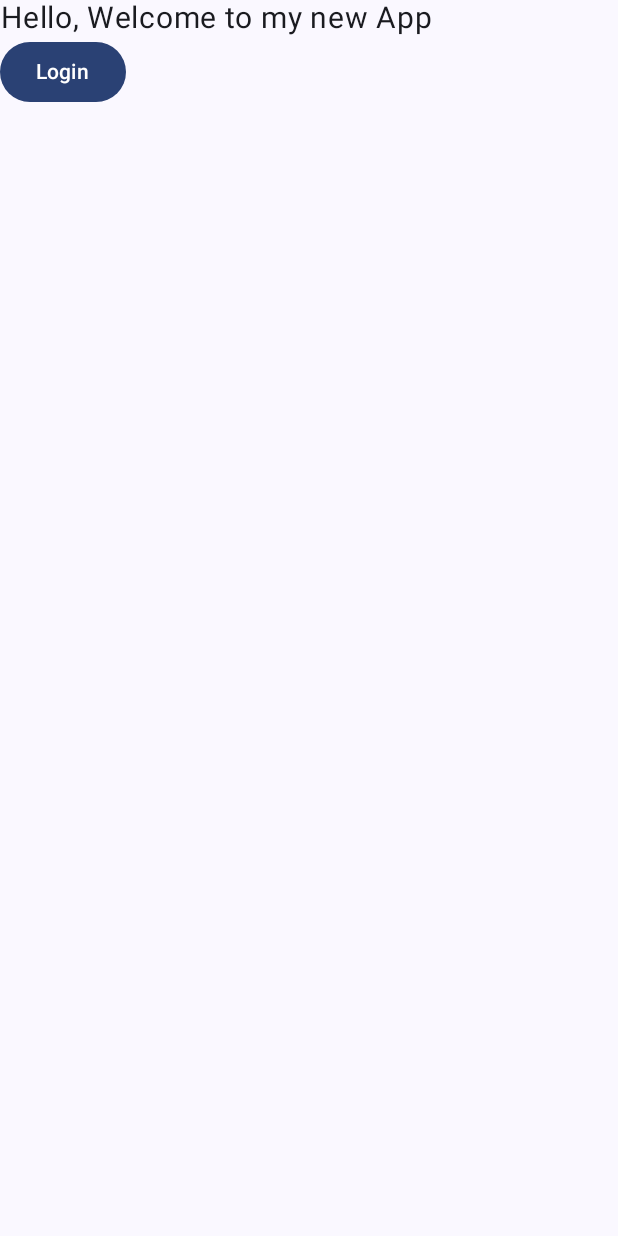
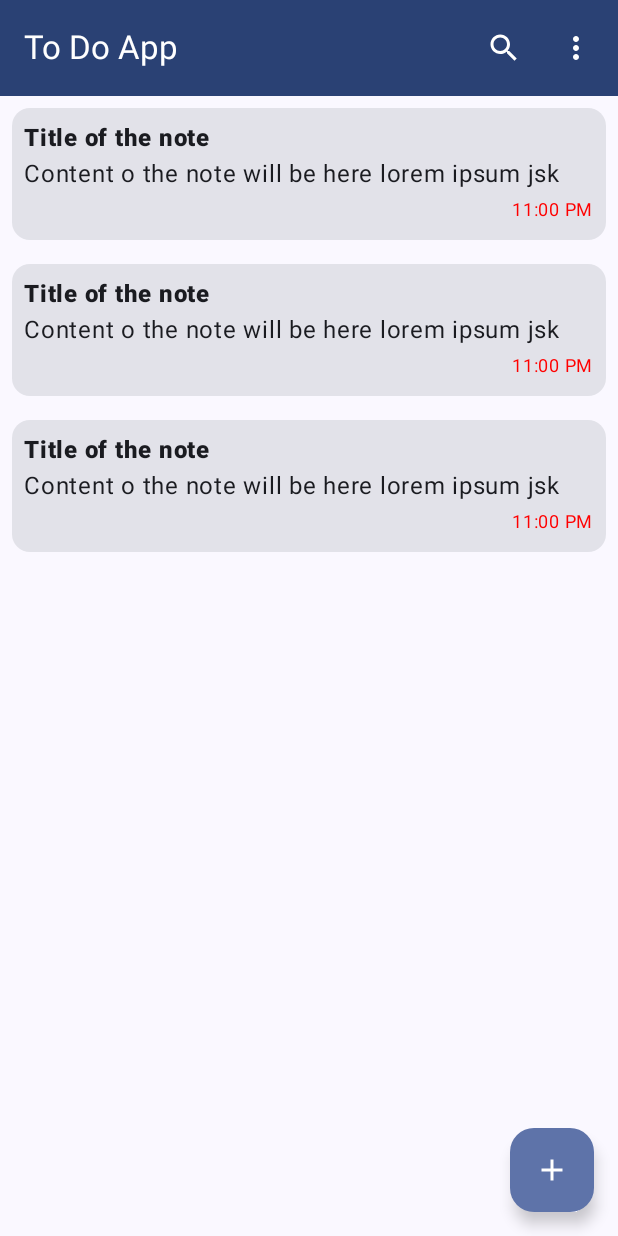
Before and after one commit to Lady-Cee/Note_App, an Android app built with Jetpack Compose: the screen it shows after launch (MainActivity), on a phone screen of 412 x 824 dp. Run offline under Robolectric (Android 15) with nearby library versions, the phone set to English and light mode, and no system bars.

Commit message:
Added dummy notes on the note pad

```diff
--- a/app/src/main/java/com/cynthiawomentechsters/cynthianoteapp/MainActivity.kt
+++ b/app/src/main/java/com/cynthiawomentechsters/cynthianoteapp/MainActivity.kt
@@ -3,18 +3,46 @@ package com.cynthiawomentechsters.cynthianoteapp
 import android.os.Bundle
 import androidx.activity.ComponentActivity
 import androidx.activity.compose.setContent
+import androidx.compose.foundation.Image
+import androidx.compose.foundation.clickable
+import androidx.compose.foundation.layout.Arrangement
 import androidx.compose.foundation.layout.Column
 import androidx.compose.foundation.layout.Row
 import androidx.compose.foundation.layout.fillMaxSize
+import androidx.compose.foundation.layout.fillMaxWidth
+import androidx.compose.foundation.layout.padding
+import androidx.compose.foundation.layout.size
+import androidx.compose.material.icons.Icons
+import androidx.compose.material.icons.filled.MoreVert
+import androidx.compose.material.icons.filled.Search
 import androidx.compose.material3.Button
+import androidx.compose.material3.ExperimentalMaterial3Api
+import androidx.compose.material3.Icon
+import androidx.compose.material3.IconButton
 import androidx.compose.material3.MaterialTheme
+import androidx.compose.material3.Scaffold
 import androidx.compose.material3.Surface
+import androidx.compose.material3.Switch
 import androidx.compose.material3.Text
+import androidx.compose.material3.TextField
+import androidx.compose.material3.TopAppBar
+import androidx.compose.material3.TopAppBarDefaults
 import androidx.compose.runtime.Composable
+import androidx.compose.runtime.getValue
+import androidx.compose.runtime.mutableStateOf
+import androidx.compose.runtime.remember
+import androidx.compose.runtime.setValue
+import androidx.compose.ui.Alignment
 import androidx.compose.ui.Modifier
+import androidx.compose.ui.graphics.BlendMode.Companion.Color
+import androidx.compose.ui.graphics.BlendMode.Companion.Screen
+import androidx.compose.ui.res.painterResource
+import androidx.compose.ui.text.input.PasswordVisualTransformation
 import androidx.compose.ui.text.style.TextAlign
 import androidx.compose.ui.tooling.preview.Preview
+import androidx.compose.ui.unit.dp
 import androidx.compose.ui.unit.sp
+import com.cynthiawomentechsters.cynthianoteapp.screens.NoteListScreen
 import com.cynthiawomentechsters.cynthianoteapp.ui.theme.CynthiaNoteAppTheme
 
 class MainActivity : ComponentActivity() {
@@ -27,36 +55,141 @@ class MainActivity : ComponentActivity() {
                     modifier = Modifier.fillMaxSize(),
                     color = MaterialTheme.colorScheme.background
                 ) {
-                    Column{
-                        Text(
-                            text =   "Hello, Welcome to my new App",
-                            fontSize = 20.sp,
-                            textAlign = TextAlign.Center
-                        )
-                        Button(onClick = {
-
-                        }){
-                            Text(text = "Login")
-                        }
-                    }
+                    NoteListScreen()
                 }
             }
         }
     }
 }
 
+
+//@Preview
 //@Composable
-//fun Greeting(name: String, modifier: Modifier = Modifier) {
-//    Text(
-//        text = "Hello $name!",
-//        modifier = modifier
-//    )
+//fun NoteListScreenPreview(){
+//    Surface (
+//        modifier = Modifier.fillMaxSize(),
+//        color = MaterialTheme.colorScheme.background,
+//    ){
+//        NoteListScreen()
+//    }
 //}
 //
-//@Preview(showBackground = true)
+//
+//@OptIn(ExperimentalMaterial3Api::class)
 //@Composable
-//fun GreetingPreview() {
-//    CynthiaNoteAppTheme {
-//        Greeting("Android")
+//fun LoginScreen(){
+//    var username by remember{mutableStateOf(" ")}
+//    var password by remember{mutableStateOf("")}
+//    var fullname by remember{ mutableStateOf("") }
+//    var confirmPassword by remember { mutableStateOf("") }
+//    var email by remember { mutableStateOf(" ") }
+//
+//    Column(
+//        horizontalAlignment = Alignment.CenterHorizontally,
+//        modifier = Modifier.padding(all=8.dp)
+//    ){
+//        Text(
+//            text = "Simple Login Page!",
+//            fontSize = 20.sp,
+//            textAlign = TextAlign.Center,
+//        )
+//        TextField(
+//            value = fullname,
+//            onValueChange = {typeName -> fullname = typeName},
+//            label = {Text("Full Name")},
+//            modifier = Modifier
+//                .fillMaxWidth()
+//                .padding(bottom = 10.dp)
+//                .padding(top = 10.dp)
+//            )
+//        TextField(
+//            value = username,
+//            onValueChange = {usernameInput -> username = usernameInput},
+//            label = {Text("Username")},
+//            modifier = Modifier
+//                .fillMaxWidth()
+//                .padding(bottom = 10.dp)
+//        )
+//
+//        TextField(
+//            value = email,
+//            onValueChange = {mailInput -> email = mailInput},
+//            label = {Text("Email")},
+//            modifier = Modifier
+//                .fillMaxWidth()
+//                .padding(bottom = 10.dp)
+//        )
+//        TextField(
+//            value = password ,
+//            onValueChange = {pwdInput -> password = pwdInput},
+//            label = {Text("Password")},
+//            visualTransformation = PasswordVisualTransformation(),
+//            modifier = Modifier
+//                .fillMaxWidth()
+//                .padding(bottom = 10.dp)
+//        )
+//        TextField(
+//            value = confirmPassword ,
+//            onValueChange = {confirmPwdInput -> confirmPassword = confirmPwdInput},
+//            label = {Text("Confirm Password")},
+//            visualTransformation = PasswordVisualTransformation(),
+//            modifier = Modifier
+//                .fillMaxWidth()
+//                .padding(bottom = 10.dp)
+//        )
+//        RememberMe()
+//        Button(onClick = { }) {
+//            Text(text = "Login")
+//        }
+//        Row{
+//            Image(
+//                painter = painterResource(id = R.drawable.google),
+//                contentDescription = "Clickable facebook icon",
+//                modifier = Modifier.size(24.dp)
+//
+//            )
+//            Image(
+//                painter = painterResource(id=R.drawable.facebook) ,
+//                contentDescription = "Clickable Google Icon",
+//                modifier = Modifier
+//                    .size(24.dp)
+//                    .clickable {
+//                        //what happens when the image is tapped
+//                    }
+//            )
+//        }
+//
 //    }
 //}
+//
+//@Composable
+//fun RememberMe(){
+//    var isChecked by remember{ mutableStateOf(false) }
+//
+//    Row(
+//        horizontalArrangement = Arrangement.SpaceBetween,
+//        verticalAlignment = Alignment.CenterVertically,
+//        modifier = Modifier.fillMaxWidth()
+//    ){
+//        Text(text = "Remember Me")
+//        Switch(
+//            checked = isChecked,
+//            onCheckedChange = {isChecked = !isChecked}
+//        )
+//    }
+//}
+//
+//@Composable
+//fun NoteListScreen(){
+//
+//}
+//@Preview
+//@Composable
+//fun LoginScreenPreview(){
+//    Surface(
+//        modifier = Modifier.fillMaxSize(),
+//        color = MaterialTheme.colorScheme.background
+//    ){
+//        LoginScreen()
+//    }
+//}
--- /dev/null
+++ b/app/src/main/java/com/cynthiawomentechsters/cynthianoteapp/components/NoteItem.kt
@@ -0,0 +1,35 @@
+package com.cynthiawomentechsters.cynthianoteapp.components
+
+import androidx.compose.foundation.layout.Column
+import androidx.compose.foundation.layout.fillMaxWidth
+import androidx.compose.foundation.layout.padding
+import androidx.compose.material3.Card
+import androidx.compose.material3.Text
+import androidx.compose.runtime.Composable
+import androidx.compose.ui.Alignment
+import androidx.compose.ui.Modifier
+import androidx.compose.ui.graphics.Color
+import androidx.compose.ui.text.font.FontWeight
+import androidx.compose.ui.unit.dp
+import androidx.compose.ui.unit.sp
+
+@Composable
+fun NoteItem() {
+    Card(
+        modifier = Modifier
+            .fillMaxWidth()
+            .padding(8.dp)
+    ){
+        Column(
+            modifier = Modifier
+                .fillMaxWidth()
+                .padding(8.dp)
+        ){
+            Text(text = "Title of the note", fontWeight = FontWeight.Black)
+            Text( text = "Content o the note will be here lorem ipsum jsk" )
+            Text(text = "11:00 PM", color = Color.Red, fontSize = 12.sp,
+                modifier = Modifier
+                    .align(Alignment.End))
+        }
+    }
+}
--- /dev/null
+++ b/app/src/main/java/com/cynthiawomentechsters/cynthianoteapp/screens/NoteListScreen.kt
@@ -0,0 +1,90 @@
+package com.cynthiawomentechsters.cynthianoteapp.screens
+
+import androidx.compose.foundation.layout.Column
+import androidx.compose.foundation.layout.fillMaxSize
+import androidx.compose.foundation.layout.padding
+import androidx.compose.material.icons.Icons
+import androidx.compose.material.icons.filled.Add
+import androidx.compose.material.icons.filled.MoreVert
+import androidx.compose.material.icons.filled.Search
+import androidx.compose.material3.ExperimentalMaterial3Api
+import androidx.compose.material3.FloatingActionButton
+import androidx.compose.material3.Icon
+import androidx.compose.material3.IconButton
+import androidx.compose.material3.MaterialTheme
+import androidx.compose.material3.Scaffold
+import androidx.compose.material3.Surface
+import androidx.compose.material3.Text
+import androidx.compose.material3.TopAppBar
+import androidx.compose.material3.TopAppBarDefaults
+import androidx.compose.runtime.Composable
+import androidx.compose.ui.Modifier
+import androidx.compose.ui.graphics.Color
+import androidx.compose.ui.tooling.preview.Preview
+import com.cynthiawomentechsters.cynthianoteapp.components.NoteItem
+
+@OptIn(ExperimentalMaterial3Api::class)
+@Composable
+
+fun NoteListScreen() {
+
+    Scaffold(
+        topBar = {
+            TopAppBar(
+                title = { Text(text = "To Do App") },
+                colors = TopAppBarDefaults.smallTopAppBarColors(
+                    containerColor = MaterialTheme.colorScheme.primary,
+                    titleContentColor = Color.White,
+                    actionIconContentColor = Color.White,
+                ),
+                actions = {
+                    IconButton(onClick = {}) {
+                        Icon(
+                            imageVector = Icons.Default.Search,
+                            contentDescription = "Search for note"
+                        )
+                    }
+                    IconButton(onClick = {}) {
+                        Icon(
+                            imageVector = Icons.Default.MoreVert,
+                            contentDescription = "More Icon"
+                        )
+
+                    }
+                }
+            )
+        },
+
+        content = { paddingValues ->
+            Column(
+                modifier = Modifier
+                    .padding(paddingValues)
+                    .fillMaxSize()
+            ) {
+                // note items will be here
+                NoteItem()
+                NoteItem()
+                NoteItem()
+            }
+        },
+        floatingActionButton = {
+            FloatingActionButton(onClick = { /*TODO*/ }) {
+                Icon(
+                    imageVector = Icons.Default.Add,
+                    contentDescription = "Add New Note"
+                )
+            }
+        }
+    )
+}
+
+@Preview
+@Composable
+fun NoteListScreenPreview(){
+    Surface (
+        modifier = Modifier.fillMaxSize(),
+        color = MaterialTheme.colorScheme.background
+    ){
+        NoteListScreen()
+    }
+}
```
Also changed, not shown: app/src/main/res/drawable/facebook.png (added), app/src/main/res/drawable/google.png (added).
